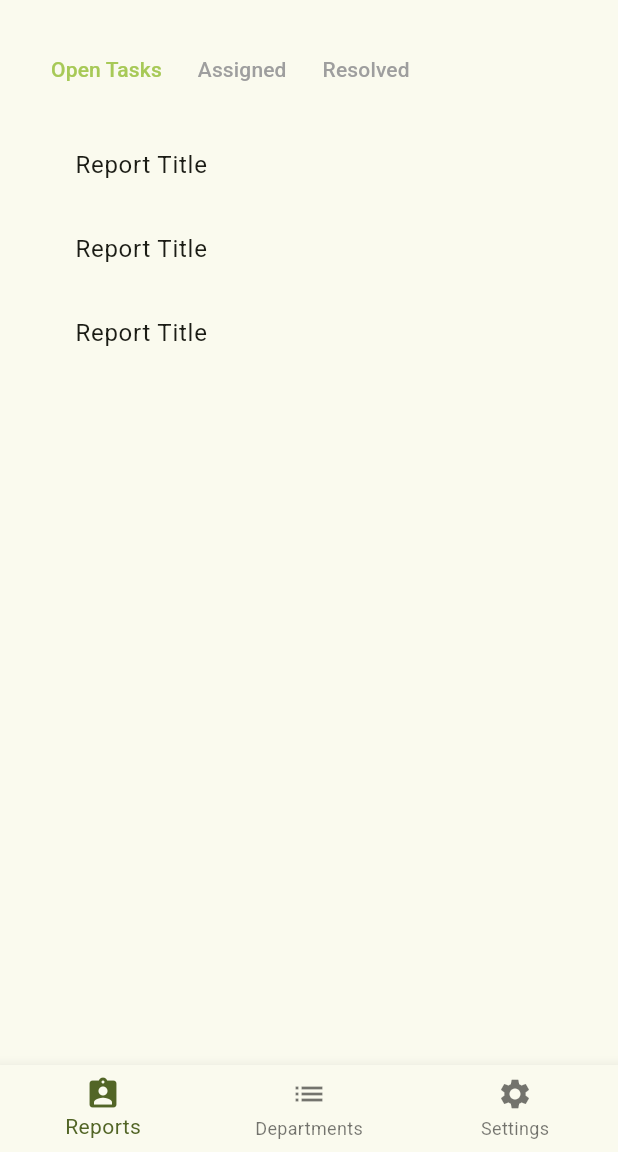
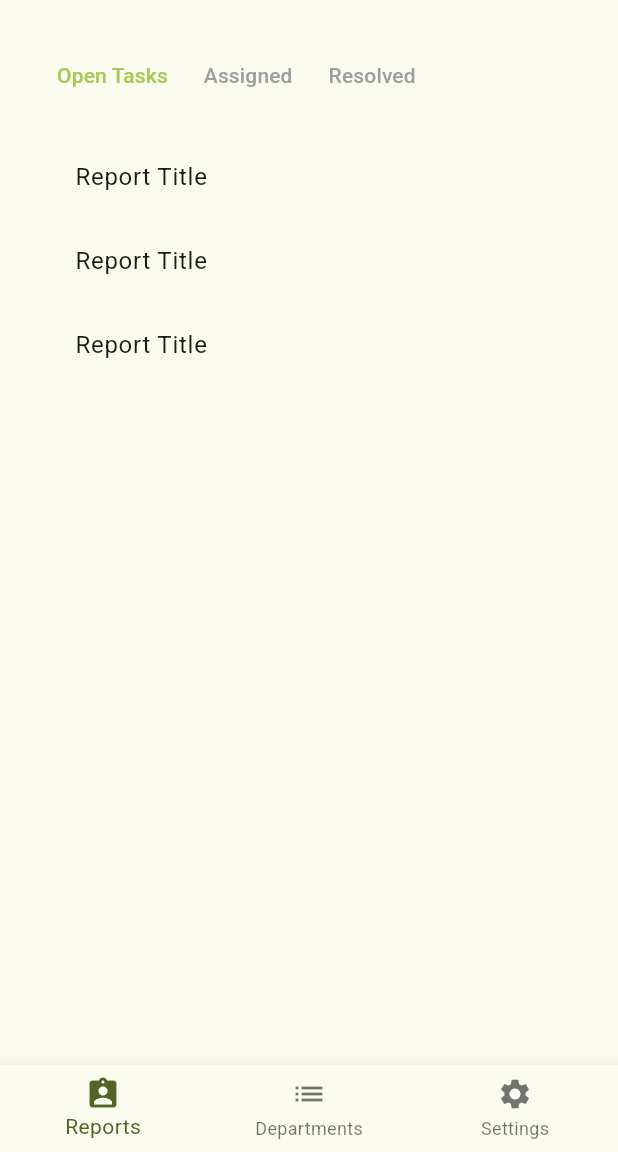
Before and after one commit to xoflo/tandag911, a Flutter app: the AdminScreen screen opened directly, after a tap on "Open Tasks", on a phone screen of 412 x 824 dp, the part 84-1236 px from its top. Run offline on Flutter 3.47's test engine with Material 3 defaults, Android fonts, the phone set to English and light mode, and no system bars; drawn by our look-alikes of flutter_animate; our stand-ins replace cloud_firestore, firebase_auth, firebase_core; missing offline and left inert: firebase_app_check; accounts and stored records are empty.

Commit message:
Refine category selection UI in admin reports display
- Wrap the category selection `Row` in a `Padding` widget for improved spacing.
- Ensure consistent text coloring for "Open Tasks", "Assigned", and "Resolved" categories based on the `lastIndex` value.
- Maintain fade-in animation for the category selection buttons.

```diff
--- a/lib/admin/reportsDisplay.dart
+++ b/lib/admin/reportsDisplay.dart
@@ -86,7 +86,9 @@ reportsDisplay(BuildContext context) {
                         lastIndex = selectCategory.value;
                         selectCategory.value = 4;
                       }, child: Text(categories[selectCategory.value]).animate().fadeIn())),
-                    ) : Row(
+                    ) : Padding(
+                      padding: const EdgeInsets.all(4.0),
+                      child: Row(
                         children: [
                           TextButton(onPressed: () {
                             selectCategory.value = 0;
@@ -98,7 +100,8 @@ reportsDisplay(BuildContext context) {
                             selectCategory.value = 2;
                           }, child: Text("Resolved", style: TextStyle(color: lastIndex == 2 ? primaryColor : Colors.grey))),
                         ],
-                    ).animate().fadeIn();
+                      ).animate().fadeIn(),
+                    );
                 });
 
               }
```
Lines whose indentation alone changed are shown as unchanged.
